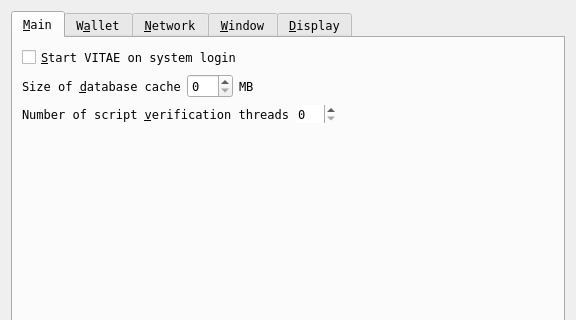
Above: src/qt/forms/optionsdialog.ui from wqking-misc/AureusXIV before the change; both pictures show x 0 to 576 and y 0 to 320 of the 576 by 518 pixel window. Below: the same form after it.
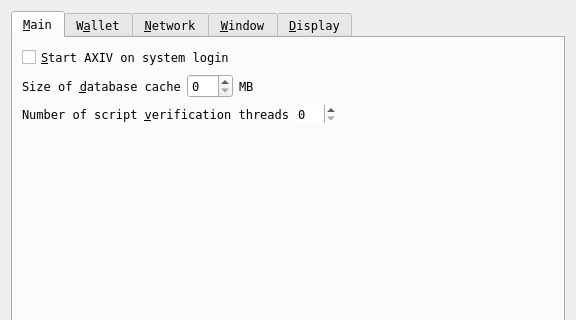
That is the form after the change. The open tabs and pages were chosen to show the change. Custom widgets are drawn as their Qt base class.

```diff
--- a/src/qt/forms/optionsdialog.ui
+++ b/src/qt/forms/optionsdialog.ui
@@ -43,7 +43,7 @@
           <string>Automatically start VITAE after logging in to the system.</string>
          </property>
          <property name="text">
-          <string>&amp;Start VITAE on system login</string>
+          <string>&amp;Start AXIV on system login</string>
          </property>
         </widget>
        </item>
```
Left out of the diff: 8 changed lines with no effect on the pictures.
